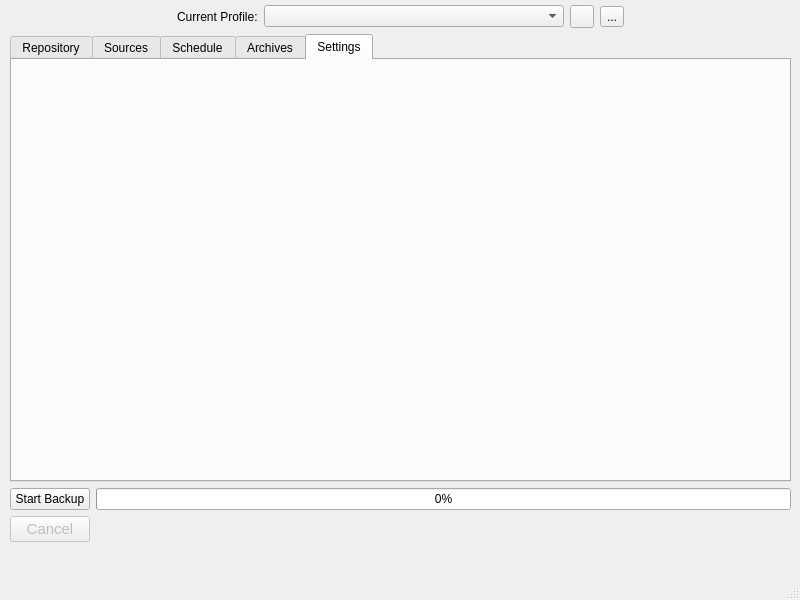
Above: src/vorta/assets/UI/mainwindow.ui from borgbase/vorta before the change. Below: the same form after it.
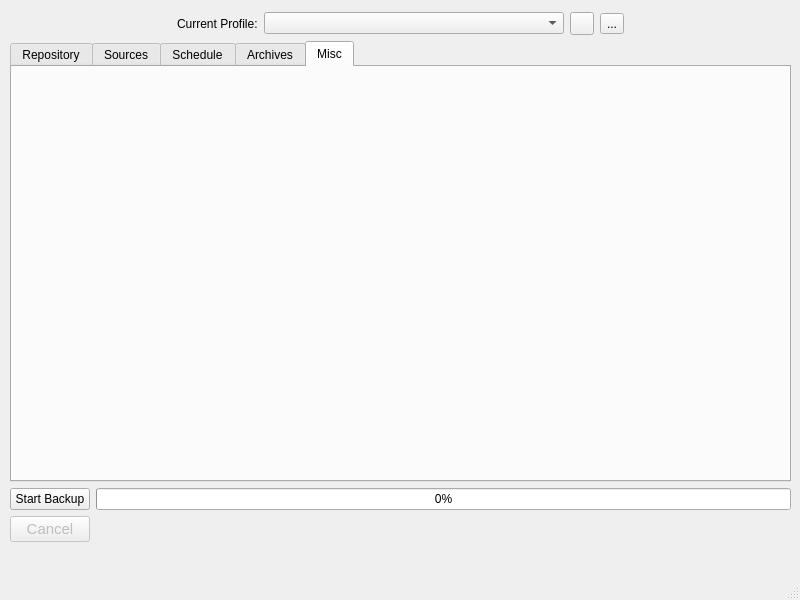
That is the form after the change. Icons and pictures are not drawn.

```diff
--- a/src/vorta/assets/UI/mainwindow.ui
+++ b/src/vorta/assets/UI/mainwindow.ui
@@ -54,7 +54,7 @@
      <item>
       <layout class="QHBoxLayout" name="horizontalLayout">
        <property name="topMargin">
-        <number>5</number>
+        <number>12</number>
        </property>
        <property name="bottomMargin">
         <number>0</number>
@@ -168,7 +168,7 @@
        </widget>
        <widget class="QWidget" name="settingsTabSlot">
         <attribute name="title">
-         <string>Settings</string>
+         <string>Misc</string>
         </attribute>
        </widget>
       </widget>
```
Left out of the diff: 2 changed lines with no effect on the pictures.
